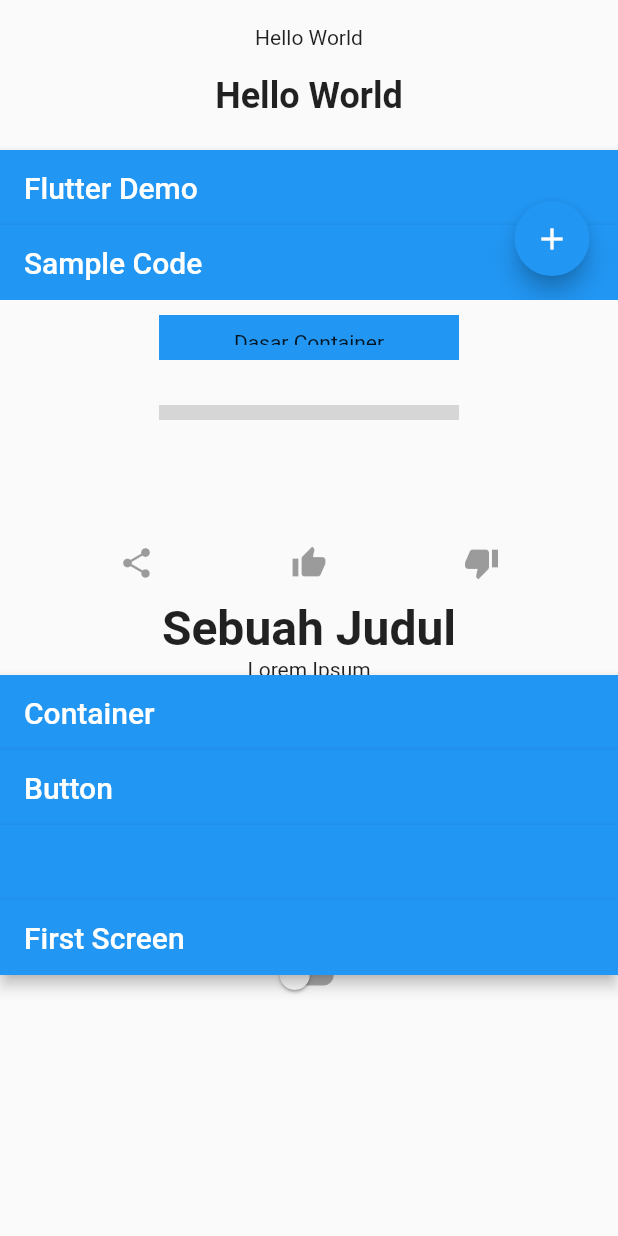
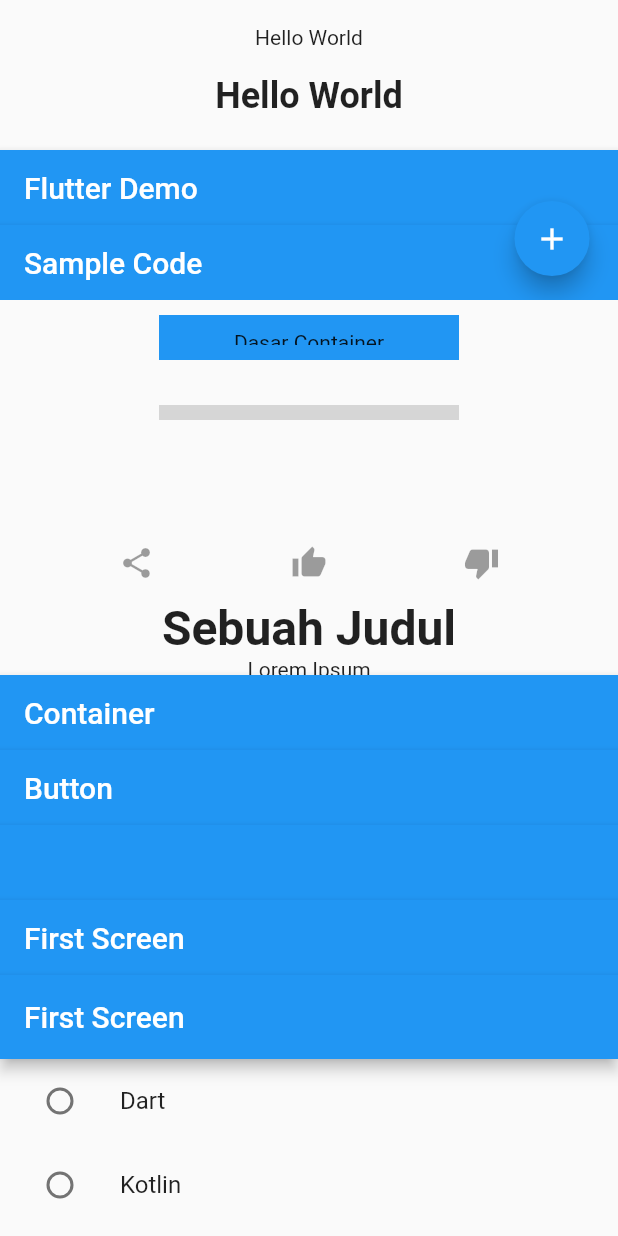
Before and after one commit to ahmaduunnail/flutter-widget, a Flutter app: the screen it shows after launch, on a phone screen of 412 x 824 dp. Run offline on Flutter 3.47's test engine with Material 2 defaults, Android fonts, the phone set to English and light mode, and no system bars; network calls fail; grey boxes are pictures that could not be loaded.

Commit message:
Radio btn Input

```diff
--- a/lib/InputWidget.dart
+++ b/lib/InputWidget.dart
@@ -30,7 +30,6 @@ class _inputtextfieldwidgetState extends State<inputtextfieldwidget> {
 }
 
 class SwitchInputWidget extends StatefulWidget {
-
   @override
   _SwitchInputWidgetState createState() => _SwitchInputWidgetState();
 }
@@ -57,3 +56,66 @@ class _SwitchInputWidgetState extends State<SwitchInputWidget> {
     );
   }
 }
+
+class Radiobtn extends StatefulWidget {
+  @override
+  _RadiobtnState createState() => _RadiobtnState();
+}
+
+class _RadiobtnState extends State<Radiobtn> {
+  String _langguage = '';
+
+  @override
+  Widget build(BuildContext context) {
+    return Scaffold(
+      appBar: AppBar(
+        title: Text("First Screen"),
+      ),
+      body: Column(
+        mainAxisSize: MainAxisSize.min,
+        children: <Widget>[
+          ListTile(
+            leading: Radio<String>(
+              value: 'Dart',
+              groupValue: _langguage,
+              onChanged: (String value) {
+                setState(() {
+                  _langguage = value;
+                });
+              },
+            ),
+            title: Text("Dart"),
+          ),
+          ListTile(
+            leading: Radio<String>(
+              groupValue: _langguage,
+              value: 'Kotlin',
+              onChanged: (value) {
+                setState(
+                  () {
+                    _langguage = value;
+                  },
+                );
+              },
+            ),
+            title: Text('Kotlin'),
+          ),
+          ListTile(
+            leading: Radio<String>(
+              value: 'Swift',
+              groupValue: _langguage,
+              onChanged: (value) {
+                setState(
+                  () {
+                    _langguage = value;
+                  },
+                );
+              },
+            ),
+            title: Text("Swift"),
+          ),
+        ],
+      ),
+    );
+  }
+}
--- a/lib/main.dart
+++ b/lib/main.dart
@@ -71,6 +71,10 @@ class App extends StatelessWidget {
               height: 50,
               child: SwitchInputWidget(),
             ),
+            Container(
+              height: 250,
+              child: Radiobtn(),
+            )
           ]),
         ),
       ),
```
